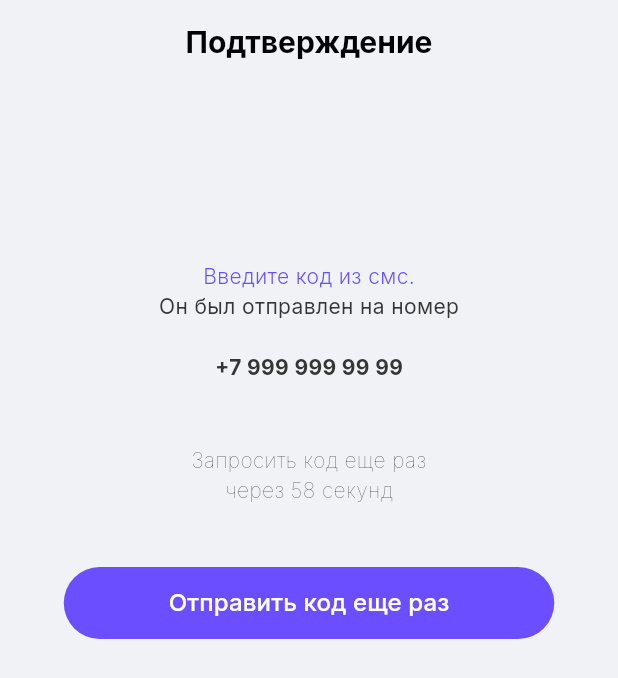
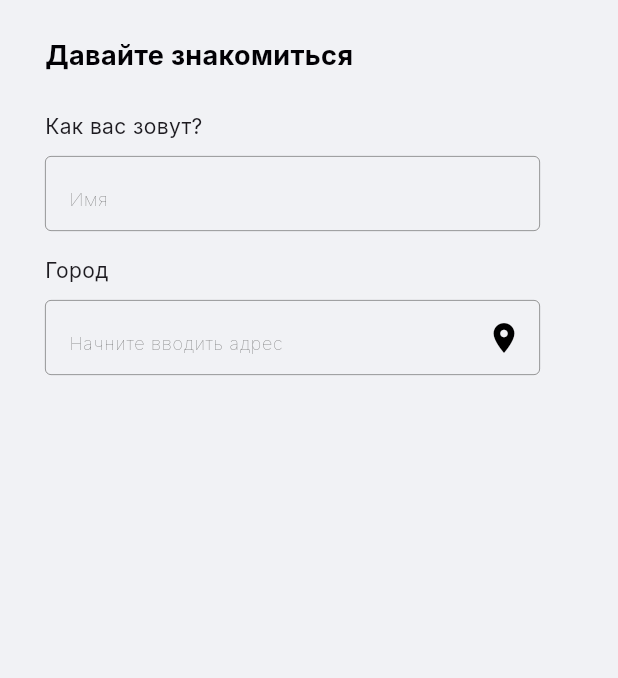
Before and after one commit to vachtung-gigabidze/flutter_figma_ui_lab, a Flutter app: the screen it shows after launch, on a phone screen of 412 x 824 dp. Shown: the top 678 px of the screen. Run offline on Flutter 3.47's test engine with Material 3 defaults, Android fonts, the phone set to English and light mode, and no system bars; our stand-ins replace flutter_svg, google_fonts.

Commit message:
meeting page

```diff
--- a/lib/jobby/pages/meeting/page.dart
+++ b/lib/jobby/pages/meeting/page.dart
@@ -8,51 +8,26 @@ class MeetingPage extends StatefulWidget {
 }
 
 class _MeetingPageState extends State<MeetingPage> {
-  late List<TextEditingController> _otpControllers;
-  String _otp = '';
+  late TextEditingController _nameControllers;
+  late TextEditingController _cityControllers;
+
   @override
   void initState() {
-    _otpControllers = [
-      TextEditingController(),
-      TextEditingController(),
-      TextEditingController(),
-      TextEditingController(),
-    ];
+    _nameControllers = TextEditingController();
+    _cityControllers = TextEditingController();
     super.initState();
   }
 
   @override
   void dispose() {
-    for (var c in _otpControllers) {
-      c.dispose();
-    }
+    _nameControllers.dispose();
+    _cityControllers.dispose();
     super.dispose();
-  }
-
-  otpChanged() {
-    for (var c in _otpControllers) {
-      _otp = _otp + c.text;
-    }
-    if (_otp.length == 4) {
-      //TODO: next page
-    }
   }
 
   @override
   Widget build(BuildContext context) {
     return Scaffold(
-      appBar: AppBar(
-        backgroundColor: Colors.transparent,
-        centerTitle: true,
-        title: Text(
-          "Подтверждение",
-          style: TextStyle(
-            fontSize: 20,
-            color: Color(0xff020105),
-            fontWeight: FontWeight.bold,
-          ),
-        ),
-      ),
       body: Center(
         child: SizedBox(
           width: 400,
@@ -60,66 +35,93 @@ class _MeetingPageState extends State<MeetingPage> {
             padding: const EdgeInsets.all(24.0),
             child: Column(
               mainAxisAlignment: MainAxisAlignment.start,
-              crossAxisAlignment: CrossAxisAlignment.center,
+              crossAxisAlignment: CrossAxisAlignment.start,
               children: [
-                SizedBox(height: 94),
                 Text(
-                  "Введите код из смс.",
+                  "Давайте знакомиться",
+                  style: TextStyle(
+                    fontSize: 18,
+                    color: Color(0xff020105),
+                    fontWeight: FontWeight.bold,
+                  ),
+                ),
+                SizedBox(height: 24),
+                Text(
+                  "Как вас зовут?",
                   style: TextStyle(
                     fontSize: 14,
-                    color: Color(0xff6B4EFF),
-                    fontWeight: FontWeight.w300,
-                  ),
-                ),
-                // SizedBox(height: 16),
-                Text(
-                  "Он был отправлен на номер",
-                  style: TextStyle(
-                    fontSize: 14,
-                    color: Color(0xff353535),
+                    // color: Color(0xff6B4EFF),
                     fontWeight: FontWeight.w400,
                   ),
                 ),
-                SizedBox(height: 21),
-                Text(
-                  "+7 999 999 99 99",
-                  style: TextStyle(
-                    fontSize: 14,
-                    color: Color(0xff353535),
-                    fontWeight: FontWeight.w700,
-                  ),
-                ),
-                SizedBox(height: 20),
-
-                SizedBox(height: 22),
+                SizedBox(height: 10),
                 SizedBox(
-                  width: 180,
-                  child: Text(
-                    "Запросить код еще раз через 58 секунд",
-                    textAlign: TextAlign.center,
-                    style: TextStyle(
-                      fontSize: 14,
-                      color: Color(0xff353535),
-                      fontWeight: FontWeight.w100,
+                  width: 330,
+                  height: 50,
+                  child: TextField(
+                    controller: _nameControllers,
+                    decoration: InputDecoration(
+                      hintText: "Имя",
+                      hintStyle: TextStyle(
+                        fontSize: 12,
+                        color: Color(0xff777777),
+                        fontWeight: FontWeight.w100,
+                      ),
+                      focusedBorder: OutlineInputBorder(
+                        borderSide: const BorderSide(
+                          color: Colors.black,
+                          width: 2,
+                        ),
+                      ),
+                      enabledBorder: const OutlineInputBorder(
+                        borderSide: BorderSide(
+                          color: Color(0xff777777),
+                          width: 0.5,
+                          style: BorderStyle.solid,
+                        ),
+                      ),
+                      border: const OutlineInputBorder(),
                     ),
                   ),
                 ),
-                SizedBox(height: 41),
-                FilledButton(
-                  onPressed: () {
-                    //TODO: send otp
-                  },
+                SizedBox(height: 16),
+                Text(
+                  "Город",
+                  style: TextStyle(
+                    fontSize: 14,
+                    // color: Color(0xff6B4EFF),
+                    fontWeight: FontWeight.w400,
+                  ),
+                ),
+                SizedBox(height: 10),
+                SizedBox(
+                  width: 330,
+                  height: 50,
+                  child: TextField(
+                    controller: _nameControllers,
 
-                  style: FilledButton.styleFrom(
-                    fixedSize: Size(327, 48),
-                    backgroundColor: Color(0xff6B4EFF),
-                  ),
-                  child: Text(
-                    "Отправить код еще раз",
-                    style: TextStyle(
-                      fontSize: 16,
-                      fontWeight: FontWeight.w500,
-                      color: Colors.white,
+                    decoration: InputDecoration(
+                      suffixIcon: Icon(Icons.location_on),
+                      hintText: "Начните вводить адрес",
+                      hintStyle: TextStyle(
+                        fontSize: 12,
+                        color: Color(0xff777777),
+                        fontWeight: FontWeight.w100,
+                      ),
+                      focusedBorder: OutlineInputBorder(
+                        borderSide: const BorderSide(
+                          color: Colors.black,
+                          width: 2,
+                        ),
+                      ),
+                      enabledBorder: const OutlineInputBorder(
+                        borderSide: BorderSide(
+                          color: Color(0xff777777),
+                          width: 0.5,
+                          style: BorderStyle.solid,
+                        ),
+                      ),
+                      border: const OutlineInputBorder(),
                     ),
                   ),
                 ),
```
